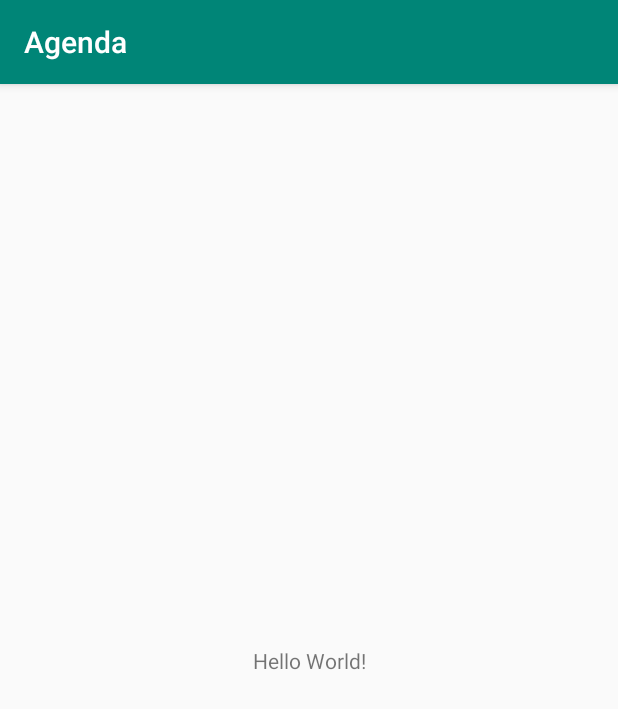
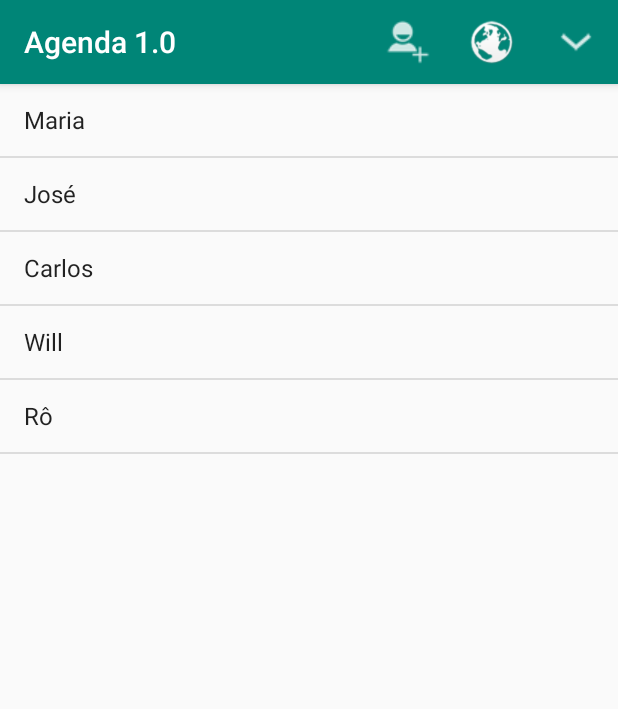
Before and after one commit to wrgoncalves2008/agenda-android-kotlin, an Android app: the screen it shows after launch (MainActivity), on a phone screen of 412 x 824 dp. Shown: the top 709 px of the screen. Run offline under Robolectric (Android 15) with nearby library versions, the phone set to English and light mode, and no system bars.

Commit message:
Adicionado icones e tela de cadastro de contatos

```diff
--- a/app/src/main/AndroidManifest.xml
+++ b/app/src/main/AndroidManifest.xml
@@ -9,6 +9,8 @@
         android:roundIcon="@mipmap/ic_launcher_round"
         android:supportsRtl="true"
         android:theme="@style/AppTheme">
+        <activity android:name=".ContatoActivity"></activity>
+        <!-- android:theme="@style/Theme.AppCompat.NoActionBar"> -->
         <activity android:name=".MainActivity">
             <intent-filter>
                 <action android:name="android.intent.action.MAIN" />
--- a/app/src/main/java/br/fib/agenda/MainActivity.kt
+++ b/app/src/main/java/br/fib/agenda/MainActivity.kt
@@ -1,12 +1,62 @@
  package br.fib.agenda
 
+import android.content.Intent
 import androidx.appcompat.app.AppCompatActivity
 import android.os.Bundle
+import android.view.Menu
+import android.view.MenuItem
+import android.widget.ArrayAdapter
+import android.widget.Toast
+import kotlinx.android.synthetic.main.activity_main.*
 
-class MainActivity : AppCompatActivity() {
+ class MainActivity : AppCompatActivity() {
 
     override fun onCreate(savedInstanceState: Bundle?) {
         super.onCreate(savedInstanceState)
         setContentView(R.layout.activity_main)
+
+        val contatos = arrayOf("Maria", "José", "Carlos", "Will", "Rô")
+        val adapter = ArrayAdapter(this, android.R.layout.simple_list_item_1, contatos);
+
+        lstcontatos.adapter = adapter
+
     }
+
+     override fun onCreateOptionsMenu(menu: Menu?): Boolean {
+        val inflater = menuInflater
+         inflater.inflate(R.menu.menu, menu)
+         return  true
+     }
+
+     override fun onOptionsItemSelected(item: MenuItem): Boolean {
+         when (item.itemId) {
+             R.id.novo -> {
+                 val intent = Intent(this, ContatoActivity::class.java)
+                 startActivity(intent)
+                 return false
+             }
+
+             R.id.mapa -> {
+                 Toast.makeText(this, "Mapa", Toast.LENGTH_LONG).show()
+                 return false
+             }
+
+             R.id.sincronizar -> {
+                 Toast.makeText(this, "Enviar", Toast.LENGTH_LONG).show()
+                 return false
+             }
+
+             R.id.receber -> {
+                 Toast.makeText(this, "Receber" , Toast.LENGTH_LONG).show()
+                 return false
+             }
+
+             R.id.preferencias -> {
+                 Toast.makeText(this, "Preferências", Toast.LENGTH_LONG).show()
+                 return false
+             }
+             else -> return super.onOptionsItemSelected(item)
+         }
+
+     }
 }
--- a/app/src/main/res/layout/activity_main.xml
+++ b/app/src/main/res/layout/activity_main.xml
@@ -6,13 +6,25 @@
     android:layout_height="match_parent"
     tools:context=".MainActivity">
 
-    <TextView
-        android:layout_width="wrap_content"
-        android:layout_height="wrap_content"
-        android:text="Hello World!"
-        app:layout_constraintBottom_toBottomOf="parent"
-        app:layout_constraintLeft_toLeftOf="parent"
-        app:layout_constraintRight_toRightOf="parent"
-        app:layout_constraintTop_toTopOf="parent" />
+    <LinearLayout
+        android:layout_width="match_parent"
+        android:layout_height="match_parent"
+        android:orientation="vertical"
+        tools:layout_editor_absoluteX="207dp"
+        tools:layout_editor_absoluteY="266dp">
 
+<!--        <androidx.appcompat.widget.Toolbar-->
+<!--            android:id="@+id/toolbar"-->
+<!--            android:layout_width="match_parent"-->
+<!--            android:layout_height="wrap_content"-->
+<!--            android:background="@android:color/holo_orange_dark"-->
+<!--            android:minHeight="?attr/actionBarSize"-->
+<!--            android:titleTextColor="@color/colorAccent" />-->
+
+
+        <ListView
+            android:id="@+id/lstcontatos"
+            android:layout_width="match_parent"
+            android:layout_height="match_parent" />
+    </LinearLayout>
 </androidx.constraintlayout.widget.ConstraintLayout>
--- /dev/null
+++ b/app/src/main/res/menu/menu.xml
@@ -0,0 +1,35 @@
+<?xml version="1.0" encoding="utf-8"?>
+<menu xmlns:android="http://schemas.android.com/apk/res/android"
+    xmlns:app="http://schemas.android.com/apk/res-auto">
+
+    <item android:id="@+id/novo"
+        android:title="Novo"
+        android:icon="@drawable/ic_novo"
+        app:showAsAction="always"/>
+
+    <item android:id="@+id/mapa"
+        android:title="Mapa"
+        android:icon="@drawable/ic_mapa"
+        app:showAsAction="always"/>
+
+    <item android:title="Mais Opções"
+          app:showAsAction="always"
+          android:icon="@drawable/ic_opcoes">
+        <menu>
+            <item android:id="@+id/sincronizar"
+                android:icon="@drawable/ic_enviar"
+                android:title="Sincronizar"/>
+
+            <item android:id="@+id/receber"
+                android:icon="@drawable/ic_receber"
+                android:title="Receber" />
+
+            <item android:id="@+id/preferencias"
+                android:icon="@drawable/ic_preferencias"
+                android:title="Preferências"/>
+        </menu>
+
+    </item>
+
+
+</menu>
```
Also changed, not shown: app/src/main/java/br/fib/agenda/ContatoActivity.kt (added, +12 -0 lines), app/src/main/res/layout/activity_contato.xml (added, +162 -0 lines), app/src/main/res/values/strings.xml (+9 -1 lines), app/src/main/res/drawable/ic_enviar.png (added), app/src/main/res/drawable/ic_mapa.png (added), app/src/main/res/drawable/ic_no_image.png (added), app/src/main/res/drawable/ic_novo.png (added), app/src/main/res/drawable/ic_opcoes.png (added), app/src/main/res/drawable/ic_preferencias.png (added), app/src/main/res/drawable/ic_receber.png (added).
